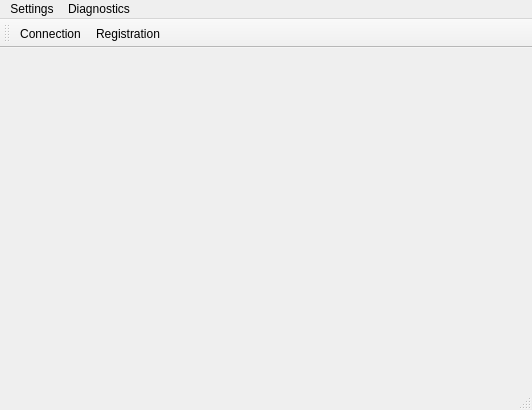
Above: mainwindow.ui from stepankuzmin/mole before the change. Below: the same form after it.
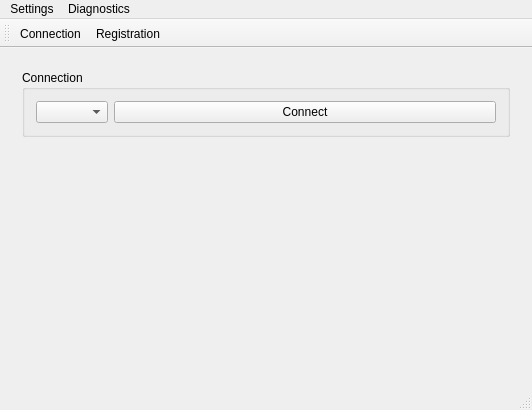
That is the form after the change.

Commit message: ConnectionDialog moved into MainWindow

The edit to the form file:
```diff
--- a/mainwindow.ui
+++ b/mainwindow.ui
@@ -17,7 +17,48 @@
    <locale language="English" country="UnitedStates"/>
   </property>
   <widget class="QWidget" name="centralWidget">
-   <layout class="QVBoxLayout" name="verticalLayout">
+   <layout class="QHBoxLayout" name="horizontalLayout">
+    <item>
+     <widget class="QWidget" name="widget" native="true">
+      <layout class="QVBoxLayout" name="verticalLayout">
+       <item>
+        <widget class="QGroupBox" name="connectionGroupBox">
+         <property name="title">
+          <string>Connection</string>
+         </property>
+         <layout class="QFormLayout" name="formLayout">
+          <item row="0" column="0">
+           <widget class="QComboBox" name="COMPortComboBox"/>
+          </item>
+          <item row="0" column="1">
+           <widget class="QPushButton" name="connectPushButton">
+            <property name="text">
+             <string>Connect</string>
+            </property>
+            <property name="checkable">
+             <bool>true</bool>
+            </property>
+           </widget>
+          </item>
+         </layout>
+        </widget>
+       </item>
+       <item>
+        <spacer name="verticalSpacer">
+         <property name="orientation">
+          <enum>Qt::Vertical</enum>
+         </property>
+         <property name="sizeHint" stdset="0">
+          <size>
+           <width>20</width>
+           <height>40</height>
+          </size>
+         </property>
+        </spacer>
+       </item>
+      </layout>
+     </widget>
+    </item>
     <item>
      <layout class="QGridLayout" name="gridLayout"/>
     </item>
```
The commit also changes 6 other files.
